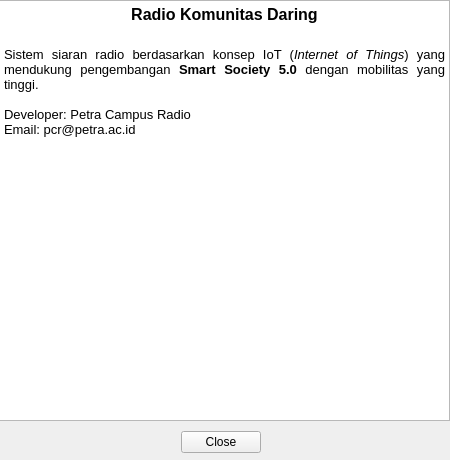
Qt form ui_src/about.ui (indarsugiarto/opas) before a commit.
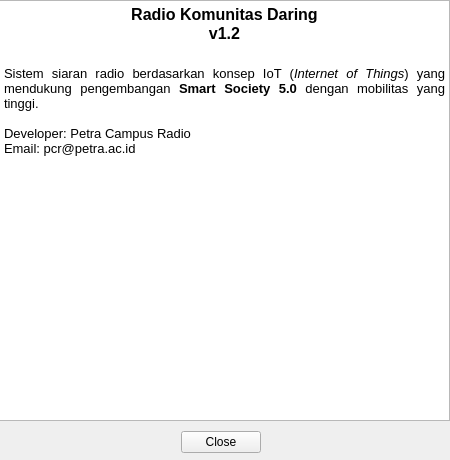
The same form after that commit. Icons and pictures are not drawn.

```diff
--- a/ui_src/about.ui
+++ b/ui_src/about.ui
@@ -59,8 +59,9 @@
 &lt;html&gt;&lt;head&gt;&lt;meta name=&quot;qrichtext&quot; content=&quot;1&quot; /&gt;&lt;style type=&quot;text/css&quot;&gt;
 p, li { white-space: pre-wrap; }
 &lt;/style&gt;&lt;/head&gt;&lt;body style=&quot; font-family:'Ubuntu'; font-size:11pt; font-weight:400; font-style:normal;&quot;&gt;
-&lt;p align=&quot;center&quot; style=&quot; margin-top:0px; margin-bottom:0px; margin-left:0px; margin-right:0px; -qt-block-indent:0; text-indent:0px;&quot;&gt;&lt;img src=&quot;:/icon/pcr.png&quot; width=&quot;256&quot; /&gt;&lt;/p&gt;
+&lt;p align=&quot;center&quot; style=&quot; margin-top:0px; margin-bottom:0px; margin-left:0px; margin-right:0px; -qt-block-indent:0; text-indent:0px;&quot;&gt;&lt;img src=&quot;:/icon/pcr.png&quot; width=&quot;200&quot; /&gt;&lt;/p&gt;
 &lt;p align=&quot;center&quot; style=&quot; margin-top:0px; margin-bottom:0px; margin-left:0px; margin-right:0px; -qt-block-indent:0; text-indent:0px;&quot;&gt;&lt;span style=&quot; font-family:'Sans Serif'; font-size:12pt; font-weight:600;&quot;&gt;Radio Komunitas Daring&lt;/span&gt;&lt;/p&gt;
+&lt;p align=&quot;center&quot; style=&quot; margin-top:0px; margin-bottom:0px; margin-left:0px; margin-right:0px; -qt-block-indent:0; text-indent:0px;&quot;&gt;&lt;span style=&quot; font-family:'Sans Serif'; font-size:12pt; font-weight:600;&quot;&gt;v1.2&lt;/span&gt;&lt;/p&gt;
 &lt;p align=&quot;center&quot; style=&quot;-qt-paragraph-type:empty; margin-top:0px; margin-bottom:0px; margin-left:0px; margin-right:0px; -qt-block-indent:0; text-indent:0px; font-family:'Sans Serif'; font-size:14pt; font-weight:600;&quot;&gt;&lt;br /&gt;&lt;/p&gt;
 &lt;p align=&quot;justify&quot; style=&quot; margin-top:0px; margin-bottom:0px; margin-left:0px; margin-right:0px; -qt-block-indent:0; text-indent:0px;&quot;&gt;&lt;span style=&quot; font-family:'Sans Serif'; font-size:10pt;&quot;&gt;Sistem siaran radio berdasarkan konsep IoT (&lt;/span&gt;&lt;span style=&quot; font-family:'Sans Serif'; font-size:10pt; font-style:italic;&quot;&gt;Internet of Things&lt;/span&gt;&lt;span style=&quot; font-family:'Sans Serif'; font-size:10pt;&quot;&gt;) yang mendukung pengembangan &lt;/span&gt;&lt;span style=&quot; font-family:'Sans Serif'; font-size:10pt; font-weight:600;&quot;&gt;Smart Society&lt;/span&gt;&lt;span style=&quot; font-family:'Sans Serif'; font-size:10pt;&quot;&gt; &lt;/span&gt;&lt;span style=&quot; font-family:'Sans Serif'; font-size:10pt; font-weight:600;&quot;&gt;5.0 &lt;/span&gt;&lt;span style=&quot; font-family:'Sans Serif'; font-size:10pt;&quot;&gt;dengan mobilitas yang tinggi.&lt;/span&gt;&lt;/p&gt;
 &lt;p align=&quot;justify&quot; style=&quot;-qt-paragraph-type:empty; margin-top:0px; margin-bottom:0px; margin-left:0px; margin-right:0px; -qt-block-indent:0; text-indent:0px; font-family:'Sans Serif'; font-size:10pt;&quot;&gt;&lt;br /&gt;&lt;/p&gt;
```
